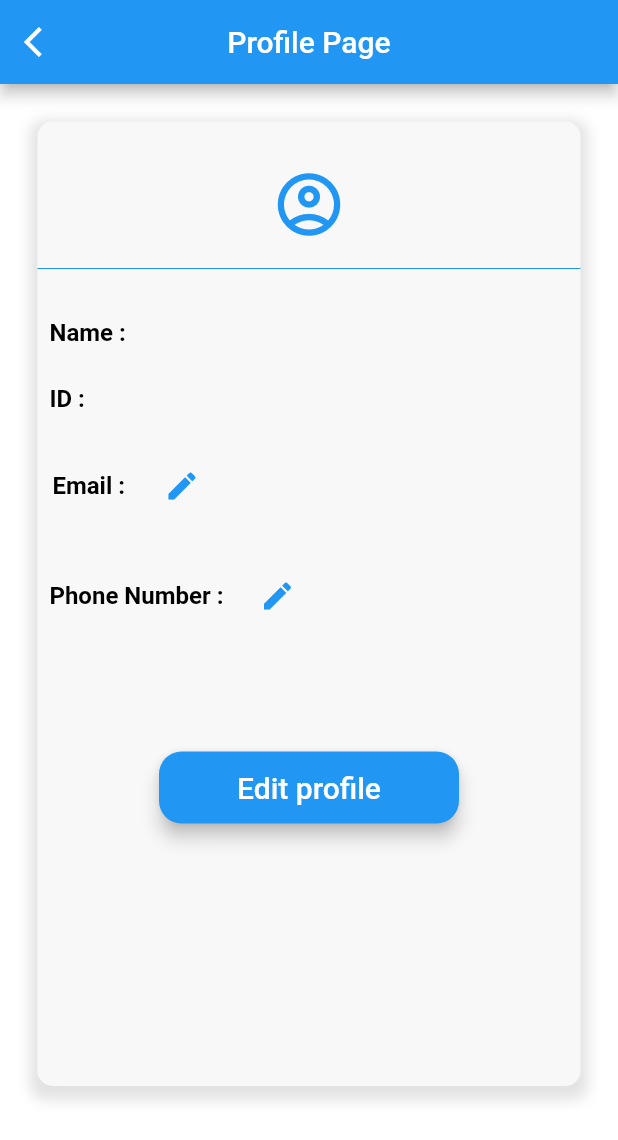
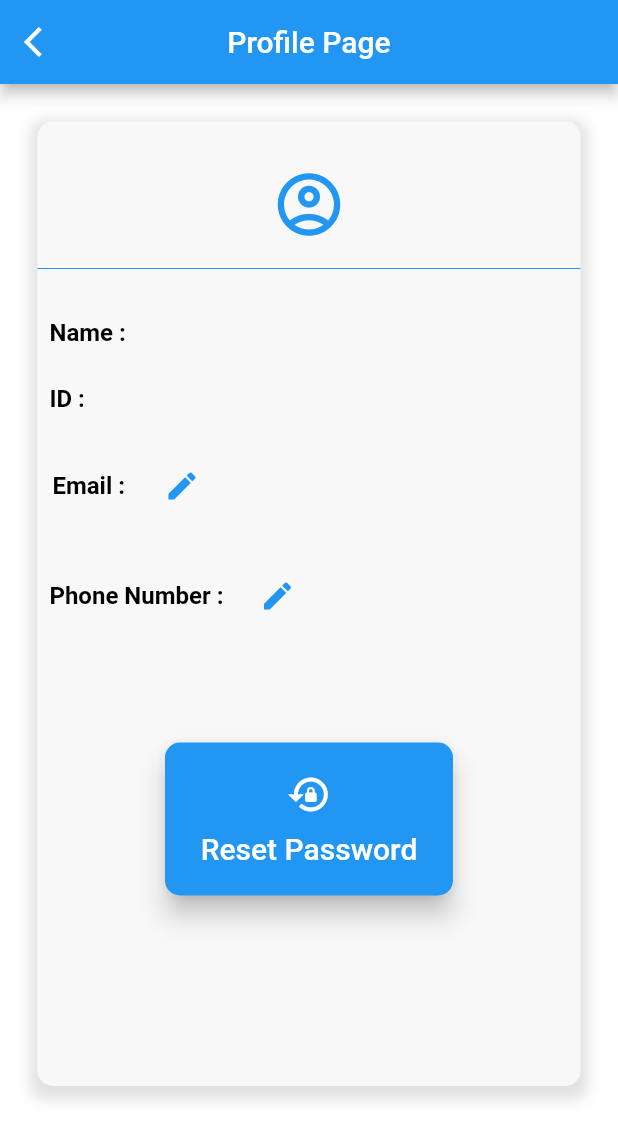
Before and after one commit to Faiiot/2022-GP1-5, a Flutter app: the screen it shows once a user with an empty profile is signed in, after a tap on "Lost", after a tap on the "arrow back ios" icon, after a tap on "Profile", on a phone screen of 412 x 824 dp. Shown: the top 1140 px of the screen. Run offline on Flutter 3.47's test engine with Material 2 defaults, Android fonts, the phone set to English and light mode, and no system bars; our stand-ins replace cloud_firestore, email_validator, firebase_auth, firebase_core, firebase_storage, fluttertoast and 2 more; missing offline and left inert: password_field_validator, slidable_button; accounts and stored records are empty.

Commit message:
UI updates

```diff
--- a/lib/screens/editEmail.dart
+++ b/lib/screens/editEmail.dart
@@ -2,6 +2,7 @@
 import 'package:cloud_firestore/cloud_firestore.dart';
 import 'package:findly_app/screens/userEidt.dart';
 import 'package:findly_app/screens/userProfilePage.dart';
+import 'package:findly_app/screens/user_dasboard_screen.dart';
 import 'package:findly_app/screens/widgets/my_button.dart';
 
 import 'package:flutter/material.dart';
@@ -42,7 +43,7 @@ class _editEmail extends State<editEmail> {
 
     Navigator.pushReplacement(
         context, MaterialPageRoute(
-      builder: (context)=>userEdit(userID: widget.userID)
+      builder: (context)=>userProfilePage(userID: widget.userID)
       ,)
     );
   }
--- a/lib/screens/editphone.dart
+++ b/lib/screens/editphone.dart
@@ -2,6 +2,7 @@
 import 'package:cloud_firestore/cloud_firestore.dart';
 import 'package:findly_app/screens/userEidt.dart';
 import 'package:findly_app/screens/userProfilePage.dart';
+import 'package:findly_app/screens/user_dasboard_screen.dart';
 import 'package:findly_app/screens/widgets/my_button.dart';
 
 import 'package:flutter/material.dart';
@@ -43,7 +44,7 @@ class _editPhone extends State<editPhone> {
 
     Navigator.pushReplacement(
         context, MaterialPageRoute(
-      builder: (context)=>userEdit(userID: widget.userID)
+      builder: (context)=>userProfilePage(userID: widget.userID)
       ,)
     );
   }
--- a/lib/screens/lost_items_screen.dart
+++ b/lib/screens/lost_items_screen.dart
@@ -64,10 +64,8 @@ class _LostItemsScreenState extends State<LostItemsScreen> {
 
       //Stream builder to get a snapshot of the announcement collection to show it in the home screen
       body: StreamBuilder<QuerySnapshot>(
-        stream:searchText == ''?
+        stream:
         FirebaseFirestore.instance.collection('lostItem').orderBy('annoucementDate', descending: true).snapshots()
-        :
-        FirebaseFirestore.instance.collection('lostItem').where('itemName', isEqualTo:searchText).snapshots()
         ,
         builder: (context, snapshot){
           //if the connection state is "waiting", a progress indicatior will appear
--- a/lib/screens/userProfilePage.dart
+++ b/lib/screens/userProfilePage.dart
@@ -1,5 +1,8 @@
 import 'package:cloud_firestore/cloud_firestore.dart';
 import 'package:findly_app/constants/constants.dart';
+import 'package:findly_app/screens/editEmail.dart';
+import 'package:findly_app/screens/editphone.dart';
+import 'package:findly_app/screens/forgot_password_screen.dart';
 import 'package:findly_app/screens/userEidt.dart';
 import 'package:findly_app/screens/widgets/my_button.dart';
 import 'package:findly_app/screens/user_dasboard_screen.dart';
@@ -162,7 +165,15 @@ class _userProfilePage extends State<userProfilePage> {
                                   style: TextStyle(
                                       color: Colors.blue, fontSize: 16)),
                               SizedBox(width: 8,),
-                              IconButton(onPressed: (){}, icon: Icon(Icons.edit, color: Colors.blue,))
+                              IconButton(
+                                  onPressed: (){
+                                    Navigator.pushReplacement(
+                                        context,
+                                        MaterialPageRoute(
+                                            builder: (context) =>
+                                                editEmail(userID: widget.userID)));
+                                  },
+                                  icon: Icon(Icons.edit, color: Colors.blue,))
                             ],
                           ),
                           SizedBox(
@@ -181,22 +192,66 @@ class _userProfilePage extends State<userProfilePage> {
                                   style: TextStyle(
                                       color: Colors.blue, fontSize: 16)),
                               SizedBox(width: 8,),
-                              IconButton(onPressed: (){}, icon: Icon(Icons.edit, color: Colors.blue,))
+                              IconButton(
+                                  onPressed: (){
+                                    Navigator.pushReplacement(
+                                        context,
+                                        MaterialPageRoute(
+                                            builder: (context) =>
+                                                editPhone(userID: widget.userID)));
+                                  },
+                                  icon: Icon(Icons.edit, color: Colors.blue,))
                             ],
                           ),
                           SizedBox(height: 70,),
+                          InkWell(
+                            onTap: () {
+                              Navigator.push(context, MaterialPageRoute(
+                                builder: (context)=>ForgotPasswordScreen()
+                                ,)
+                              );
+                            },
+                            child: Container(
+                              height: 110,
+                              width: 200,
+                              child: Card(
+                                elevation: 7,
+                                color: Colors.blue,
+                                shape: RoundedRectangleBorder(
+                                  borderRadius: BorderRadius.circular(10),
+                                ),
+                                child: Column(
+                                  mainAxisAlignment: MainAxisAlignment.center,
+                                  children: [
+                                    Icon(Icons.lock_reset, color: Colors.white,size: 30,),
+                                    SizedBox(height: 10,),
+                                    Text(
+                                      'Reset Password ',
+                                      style: TextStyle(
+                                        color: Colors.white,
+                                        fontWeight: FontWeight.w500,
+                                        fontSize: 20,
+                                      ),
+                                      textAlign: TextAlign.center,
+                                    ),
 
-                          MyButton(
-                              color: Colors.blue,
-                              title: 'Edit profile',
-                              onPressed: (){
-                                Navigator.pushReplacement(
-                                    context,
-                                    MaterialPageRoute(
-                                    builder: (context) =>
-                                    userEdit(userID: widget.userID)));
 
-                              })
+                                  ],
+                                ),
+                              ),
+                            ),
+                          ),
+                          // MyButton(
+                          //     color: Colors.blue,
+                          //     title: 'Edit profile',
+                          //     onPressed: (){
+                          //       Navigator.pushReplacement(
+                          //           context,
+                          //           MaterialPageRoute(
+                          //           builder: (context) =>
+                          //           userEdit(userID: widget.userID)));
+                          //
+                          //     }),
                         ]),
                     decoration: BoxDecoration(
                         borderRadius: BorderRadius.circular(10.0),
```
